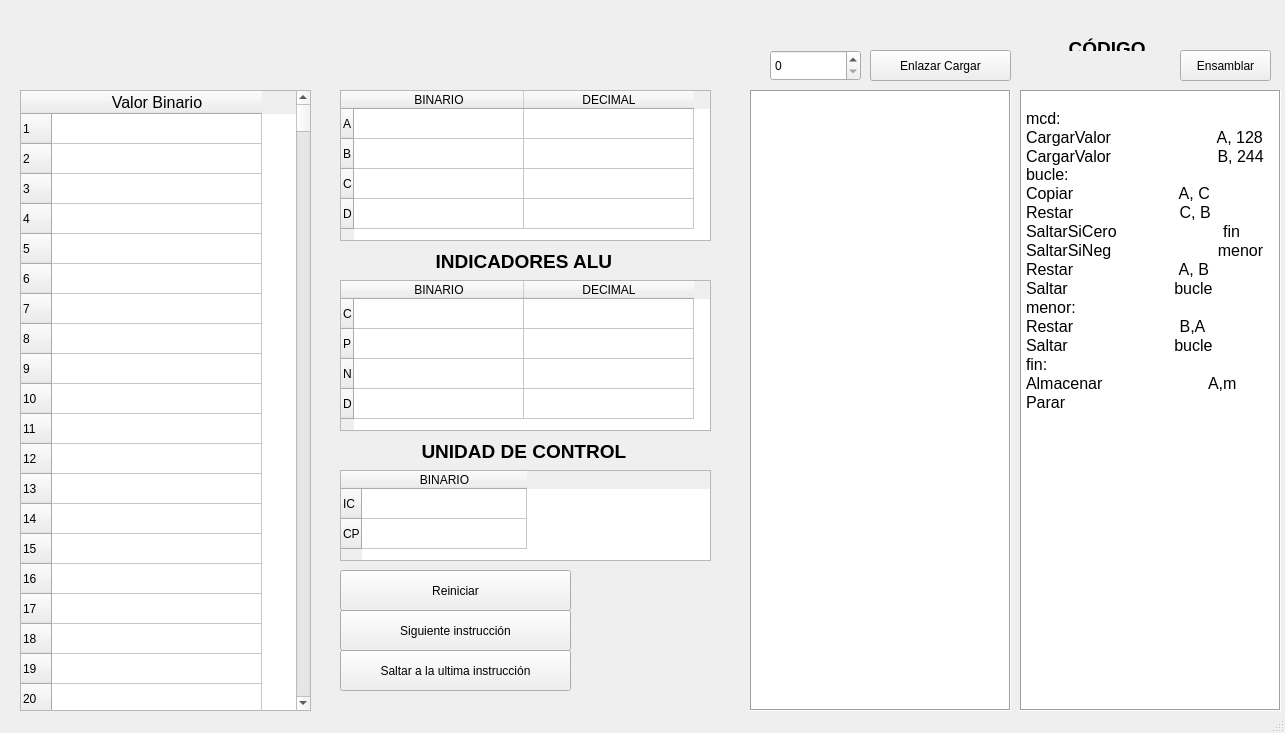
Old version of the form src/views/pcDesigntaller.ui in the repository SebMatDo/EmuladorBasicoYCompiladorPC-DeEuclidesAJava.
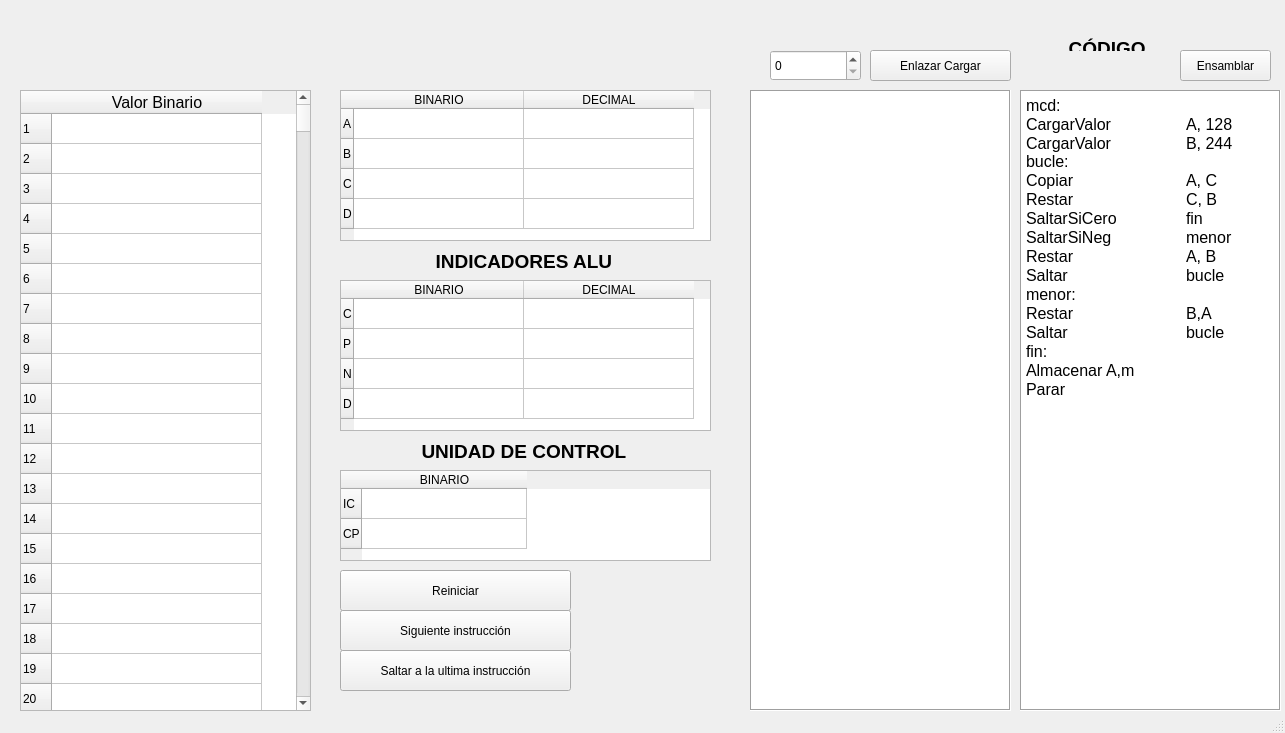
New version of the form.

Commit message: Codigo intermedio mas útil

The edit to the form file:
```diff
--- a/src/views/pcDesigntaller.ui
+++ b/src/views/pcDesigntaller.ui
@@ -34,21 +34,20 @@
 &lt;html&gt;&lt;head&gt;&lt;meta name=&quot;qrichtext&quot; content=&quot;1&quot; /&gt;&lt;style type=&quot;text/css&quot;&gt;
 p, li { white-space: pre-wrap; }
 &lt;/style&gt;&lt;/head&gt;&lt;body style=&quot; font-family:'Ubuntu'; font-size:10pt; font-weight:400; font-style:normal;&quot;&gt;
-&lt;p style=&quot; margin-top:0px; margin-bottom:0px; margin-left:0px; margin-right:0px; -qt-block-indent:0; text-indent:0px;&quot;&gt;&lt;span style=&quot; font-family:'MS Shell Dlg 2'; font-size:8.25pt;&quot;&gt;                        &lt;/span&gt;&lt;/p&gt;
 &lt;p style=&quot; margin-top:0px; margin-bottom:0px; margin-left:0px; margin-right:0px; -qt-block-indent:0; text-indent:0px;&quot;&gt;&lt;span style=&quot; font-family:'MS Shell Dlg 2'; font-size:12pt;&quot;&gt;mcd:&lt;/span&gt;&lt;span style=&quot; font-family:'MS Shell Dlg 2'; font-size:8.25pt;&quot;&gt;                        &lt;/span&gt;&lt;/p&gt;
-&lt;p style=&quot; margin-top:0px; margin-bottom:0px; margin-left:0px; margin-right:0px; -qt-block-indent:0; text-indent:0px;&quot;&gt;&lt;span style=&quot; font-family:'MS Shell Dlg 2'; font-size:12pt;&quot;&gt;CargarValor                        A, 128&lt;/span&gt;&lt;span style=&quot; font-family:'MS Shell Dlg 2'; font-size:8.25pt;&quot;&gt;                        &lt;/span&gt;&lt;/p&gt;
-&lt;p style=&quot; margin-top:0px; margin-bottom:0px; margin-left:0px; margin-right:0px; -qt-block-indent:0; text-indent:0px;&quot;&gt;&lt;span style=&quot; font-family:'MS Shell Dlg 2'; font-size:12pt;&quot;&gt;CargarValor                        B, 244&lt;br /&gt;bucle:&lt;/span&gt;&lt;span style=&quot; font-family:'MS Shell Dlg 2'; font-size:8.25pt;&quot;&gt;                        &lt;/span&gt;&lt;/p&gt;
-&lt;p style=&quot; margin-top:0px; margin-bottom:0px; margin-left:0px; margin-right:0px; -qt-block-indent:0; text-indent:0px;&quot;&gt;&lt;span style=&quot; font-family:'MS Shell Dlg 2'; font-size:12pt;&quot;&gt;Copiar                        A, C&lt;/span&gt;&lt;span style=&quot; font-family:'MS Shell Dlg 2'; font-size:8.25pt;&quot;&gt;                        &lt;/span&gt;&lt;/p&gt;
-&lt;p style=&quot; margin-top:0px; margin-bottom:0px; margin-left:0px; margin-right:0px; -qt-block-indent:0; text-indent:0px;&quot;&gt;&lt;span style=&quot; font-family:'MS Shell Dlg 2'; font-size:12pt;&quot;&gt;Restar                        C, B&lt;/span&gt;&lt;span style=&quot; font-family:'MS Shell Dlg 2'; font-size:8.25pt;&quot;&gt;                        &lt;/span&gt;&lt;/p&gt;
-&lt;p style=&quot; margin-top:0px; margin-bottom:0px; margin-left:0px; margin-right:0px; -qt-block-indent:0; text-indent:0px;&quot;&gt;&lt;span style=&quot; font-family:'MS Shell Dlg 2'; font-size:12pt;&quot;&gt;SaltarSiCero                        fin&lt;/span&gt;&lt;span style=&quot; font-family:'MS Shell Dlg 2'; font-size:8.25pt;&quot;&gt;                        &lt;/span&gt;&lt;/p&gt;
-&lt;p style=&quot; margin-top:0px; margin-bottom:0px; margin-left:0px; margin-right:0px; -qt-block-indent:0; text-indent:0px;&quot;&gt;&lt;span style=&quot; font-family:'MS Shell Dlg 2'; font-size:12pt;&quot;&gt;SaltarSiNeg                        menor&lt;/span&gt;&lt;span style=&quot; font-family:'MS Shell Dlg 2'; font-size:8.25pt;&quot;&gt;                        &lt;/span&gt;&lt;/p&gt;
-&lt;p style=&quot; margin-top:0px; margin-bottom:0px; margin-left:0px; margin-right:0px; -qt-block-indent:0; text-indent:0px;&quot;&gt;&lt;span style=&quot; font-family:'MS Shell Dlg 2'; font-size:12pt;&quot;&gt;Restar                        A, B&lt;/span&gt;&lt;span style=&quot; font-family:'MS Shell Dlg 2'; font-size:8.25pt;&quot;&gt;                        &lt;/span&gt;&lt;/p&gt;
-&lt;p style=&quot; margin-top:0px; margin-bottom:0px; margin-left:0px; margin-right:0px; -qt-block-indent:0; text-indent:0px;&quot;&gt;&lt;span style=&quot; font-family:'MS Shell Dlg 2'; font-size:12pt;&quot;&gt;Saltar                        bucle&lt;/span&gt;&lt;span style=&quot; font-family:'MS Shell Dlg 2'; font-size:8.25pt;&quot;&gt;                        &lt;/span&gt;&lt;/p&gt;
+&lt;p style=&quot; margin-top:0px; margin-bottom:0px; margin-left:0px; margin-right:0px; -qt-block-indent:0; text-indent:0px;&quot;&gt;&lt;span style=&quot; font-family:'MS Shell Dlg 2'; font-size:12pt;&quot;&gt;CargarValor	A, 128&lt;/span&gt;&lt;span style=&quot; font-family:'MS Shell Dlg 2'; font-size:8.25pt;&quot;&gt;                        &lt;/span&gt;&lt;/p&gt;
+&lt;p style=&quot; margin-top:0px; margin-bottom:0px; margin-left:0px; margin-right:0px; -qt-block-indent:0; text-indent:0px;&quot;&gt;&lt;span style=&quot; font-family:'MS Shell Dlg 2'; font-size:12pt;&quot;&gt;CargarValor 	B, 244&lt;br /&gt;bucle:&lt;/span&gt;&lt;span style=&quot; font-family:'MS Shell Dlg 2'; font-size:8.25pt;&quot;&gt;                        &lt;/span&gt;&lt;/p&gt;
+&lt;p style=&quot; margin-top:0px; margin-bottom:0px; margin-left:0px; margin-right:0px; -qt-block-indent:0; text-indent:0px;&quot;&gt;&lt;span style=&quot; font-family:'MS Shell Dlg 2'; font-size:12pt;&quot;&gt;Copiar		A, C&lt;/span&gt;&lt;span style=&quot; font-family:'MS Shell Dlg 2'; font-size:8.25pt;&quot;&gt;                        &lt;/span&gt;&lt;/p&gt;
+&lt;p style=&quot; margin-top:0px; margin-bottom:0px; margin-left:0px; margin-right:0px; -qt-block-indent:0; text-indent:0px;&quot;&gt;&lt;span style=&quot; font-family:'MS Shell Dlg 2'; font-size:12pt;&quot;&gt;Restar		C, B&lt;/span&gt;&lt;span style=&quot; font-family:'MS Shell Dlg 2'; font-size:8.25pt;&quot;&gt;                        &lt;/span&gt;&lt;/p&gt;
+&lt;p style=&quot; margin-top:0px; margin-bottom:0px; margin-left:0px; margin-right:0px; -qt-block-indent:0; text-indent:0px;&quot;&gt;&lt;span style=&quot; font-family:'MS Shell Dlg 2'; font-size:12pt;&quot;&gt;SaltarSiCero	fin&lt;/span&gt;&lt;/p&gt;
+&lt;p style=&quot; margin-top:0px; margin-bottom:0px; margin-left:0px; margin-right:0px; -qt-block-indent:0; text-indent:0px;&quot;&gt;&lt;span style=&quot; font-family:'MS Shell Dlg 2'; font-size:12pt;&quot;&gt;SaltarSiNeg	menor&lt;/span&gt;&lt;span style=&quot; font-family:'MS Shell Dlg 2'; font-size:8.25pt;&quot;&gt;                        &lt;/span&gt;&lt;/p&gt;
+&lt;p style=&quot; margin-top:0px; margin-bottom:0px; margin-left:0px; margin-right:0px; -qt-block-indent:0; text-indent:0px;&quot;&gt;&lt;span style=&quot; font-family:'MS Shell Dlg 2'; font-size:12pt;&quot;&gt;Restar		A, B&lt;/span&gt;&lt;span style=&quot; font-family:'MS Shell Dlg 2'; font-size:8.25pt;&quot;&gt;                        &lt;/span&gt;&lt;/p&gt;
+&lt;p style=&quot; margin-top:0px; margin-bottom:0px; margin-left:0px; margin-right:0px; -qt-block-indent:0; text-indent:0px;&quot;&gt;&lt;span style=&quot; font-family:'MS Shell Dlg 2'; font-size:12pt;&quot;&gt;Saltar		bucle&lt;/span&gt;&lt;span style=&quot; font-family:'MS Shell Dlg 2'; font-size:8.25pt;&quot;&gt;                        &lt;/span&gt;&lt;/p&gt;
 &lt;p style=&quot; margin-top:0px; margin-bottom:0px; margin-left:0px; margin-right:0px; -qt-block-indent:0; text-indent:0px;&quot;&gt;&lt;span style=&quot; font-family:'MS Shell Dlg 2'; font-size:12pt;&quot;&gt;menor:                        &lt;/span&gt;&lt;span style=&quot; font-family:'MS Shell Dlg 2'; font-size:8.25pt;&quot;&gt;                        &lt;/span&gt;&lt;/p&gt;
-&lt;p style=&quot; margin-top:0px; margin-bottom:0px; margin-left:0px; margin-right:0px; -qt-block-indent:0; text-indent:0px;&quot;&gt;&lt;span style=&quot; font-family:'MS Shell Dlg 2'; font-size:12pt;&quot;&gt;Restar                        B,A&lt;/span&gt;&lt;span style=&quot; font-family:'MS Shell Dlg 2'; font-size:8.25pt;&quot;&gt;                        &lt;/span&gt;&lt;/p&gt;
-&lt;p style=&quot; margin-top:0px; margin-bottom:0px; margin-left:0px; margin-right:0px; -qt-block-indent:0; text-indent:0px;&quot;&gt;&lt;span style=&quot; font-family:'MS Shell Dlg 2'; font-size:12pt;&quot;&gt;Saltar                        bucle&lt;/span&gt;&lt;span style=&quot; font-family:'MS Shell Dlg 2'; font-size:8.25pt;&quot;&gt;                        &lt;/span&gt;&lt;/p&gt;
+&lt;p style=&quot; margin-top:0px; margin-bottom:0px; margin-left:0px; margin-right:0px; -qt-block-indent:0; text-indent:0px;&quot;&gt;&lt;span style=&quot; font-family:'MS Shell Dlg 2'; font-size:12pt;&quot;&gt;Restar		B,A&lt;/span&gt;&lt;span style=&quot; font-family:'MS Shell Dlg 2'; font-size:8.25pt;&quot;&gt;                        &lt;/span&gt;&lt;/p&gt;
+&lt;p style=&quot; margin-top:0px; margin-bottom:0px; margin-left:0px; margin-right:0px; -qt-block-indent:0; text-indent:0px;&quot;&gt;&lt;span style=&quot; font-family:'MS Shell Dlg 2'; font-size:12pt;&quot;&gt;Saltar		bucle&lt;/span&gt;&lt;span style=&quot; font-family:'MS Shell Dlg 2'; font-size:8.25pt;&quot;&gt;                        &lt;/span&gt;&lt;/p&gt;
 &lt;p style=&quot; margin-top:0px; margin-bottom:0px; margin-left:0px; margin-right:0px; -qt-block-indent:0; text-indent:0px;&quot;&gt;&lt;span style=&quot; font-family:'MS Shell Dlg 2'; font-size:12pt;&quot;&gt;fin:&lt;/span&gt;&lt;span style=&quot; font-family:'MS Shell Dlg 2'; font-size:8.25pt;&quot;&gt;                        &lt;/span&gt;&lt;/p&gt;
-&lt;p style=&quot; margin-top:0px; margin-bottom:0px; margin-left:0px; margin-right:0px; -qt-block-indent:0; text-indent:0px;&quot;&gt;&lt;span style=&quot; font-family:'MS Shell Dlg 2'; font-size:12pt;&quot;&gt;Almacenar                        A,m&lt;/span&gt;&lt;span style=&quot; font-family:'MS Shell Dlg 2'; font-size:8.25pt;&quot;&gt;                        &lt;/span&gt;&lt;/p&gt;
+&lt;p style=&quot; margin-top:0px; margin-bottom:0px; margin-left:0px; margin-right:0px; -qt-block-indent:0; text-indent:0px;&quot;&gt;&lt;span style=&quot; font-family:'MS Shell Dlg 2'; font-size:12pt;&quot;&gt;Almacenar	A,m&lt;/span&gt;&lt;span style=&quot; font-family:'MS Shell Dlg 2'; font-size:8.25pt;&quot;&gt;                        &lt;/span&gt;&lt;/p&gt;
 &lt;p style=&quot; margin-top:0px; margin-bottom:0px; margin-left:0px; margin-right:0px; -qt-block-indent:0; text-indent:0px;&quot;&gt;&lt;span style=&quot; font-family:'MS Shell Dlg 2'; font-size:12pt;&quot;&gt;Parar&lt;/span&gt;                    &lt;/p&gt;&lt;/body&gt;&lt;/html&gt;</string>
     </property>
    </widget>
```
The commit also changes 2 other files.
